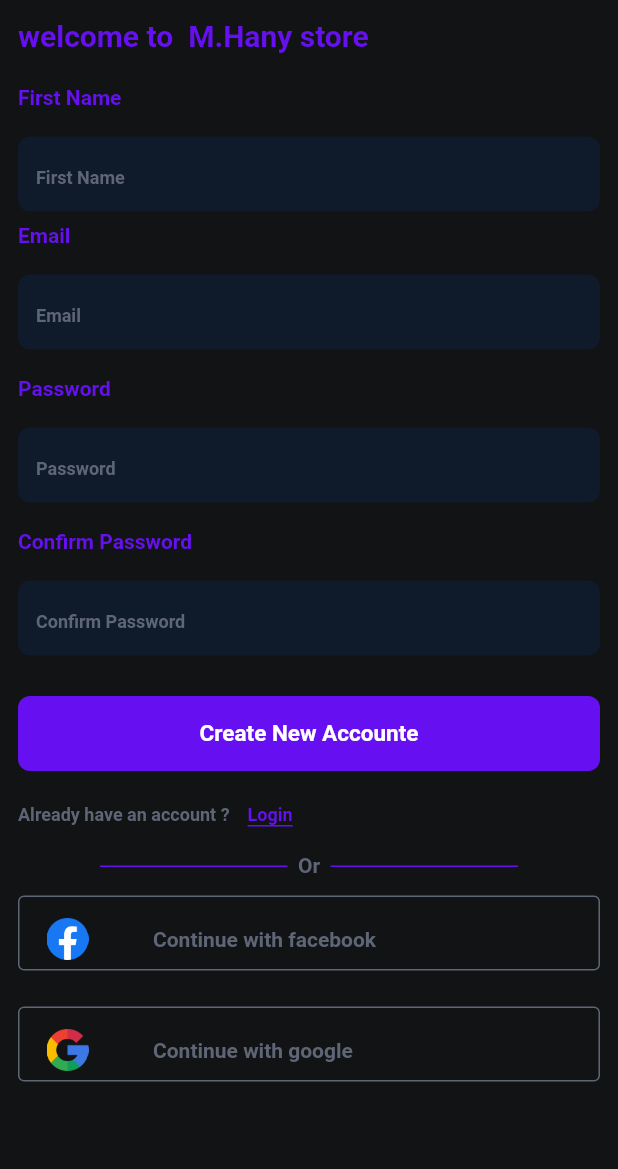
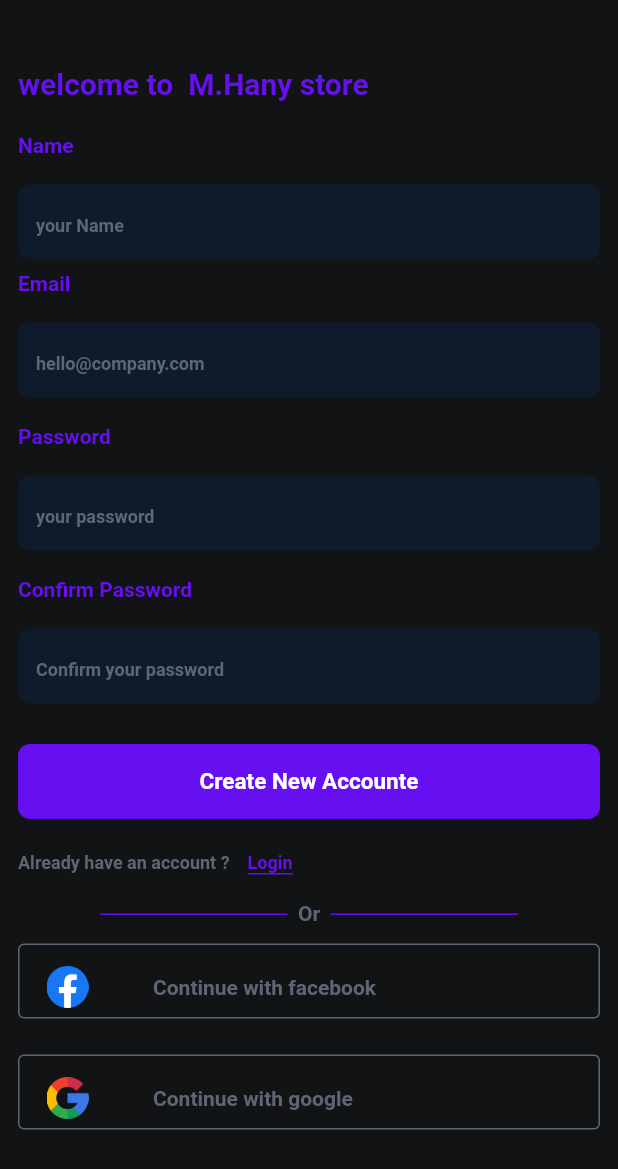
Before and after one commit to Mohamed-Ash/mo_hany_sotre, a Flutter app: the screen it shows after launch, after a tap on "Create an account", on a phone screen of 412 x 824 dp. Shown: the top 1169 px of the screen. Run offline on Flutter 3.47's test engine with Material 2 defaults, Android fonts, the phone set to English and light mode, and no system bars; our stand-ins replace firebase_auth, firebase_core, flutter_bloc, google_sign_in, image_picker; missing offline and left inert: image_preview; accounts and stored records are empty; network calls fail; Roboto replaces fonts that are missing (Montserrat).

Commit message:
Update register_page.dart

```diff
--- a/lib/core/auth/register/register_page/register_page.dart
+++ b/lib/core/auth/register/register_page/register_page.dart
@@ -1,4 +1,8 @@
+// ignore_for_file: avoid_print
+
+import 'package:firebase_auth/firebase_auth.dart';
 import 'package:flutter/material.dart';
+import 'package:google_sign_in/google_sign_in.dart';
 import 'package:m_hany_store/core/form_fields/button_form_feilds.dart';
 import 'package:m_hany_store/core/routes/string_route.dart';
 import 'package:m_hany_store/core/theme/colors/color_theme.dart';
@@ -7,22 +11,21 @@ import 'package:m_hany_store/core/theme/fonts/style.dart';
 import 'package:m_hany_store/user/user_interface.dart';
 
 class RegisterPage extends UserInterface{
-  final  nameController = TextEditingController();
-  final  emailController = TextEditingController();
-  final  passwordController = TextEditingController();
-  final  comfirmPasswordController = TextEditingController();
-  final  jobsController = TextEditingController();
-  final  phoneController = TextEditingController();
-
+  final nameController = TextEditingController();
+  final emailController = TextEditingController();
+  final passwordController = TextEditingController();
+  final comfirmPasswordController = TextEditingController();
+  final jobsController = TextEditingController();
+  final phoneController = TextEditingController();
+  final user = FirebaseAuth.instance.currentUser;
+  final  userCredential =  UserCredential;
   RegisterPage({super.key});
-
-
 
   @override
   Widget buildBody(BuildContext context) {
     return SingleChildScrollView(
       child: Padding(
-        padding: const EdgeInsets.all(12.0),
+        padding: const EdgeInsets.fromLTRB(12, 44, 12, 12),
         child: Column(
           crossAxisAlignment: CrossAxisAlignment.start,
           children: [
@@ -53,7 +56,7 @@ class RegisterPage extends UserInterface{
               height: 22,
             ),
             Text(
-              'First Name',
+              'Name',
               style: getSemiBoldStyle(
                 color: ColorTheme.primary,
                 fontSize: 14
@@ -72,7 +75,7 @@ class RegisterPage extends UserInterface{
               child: FormFeilds.textField(
                 keyboardType: TextInputType.name,
                 controller: nameController,
-                hintText: 'First Name',
+                hintText: 'your Name',
                 validator: (vail){
                   return null;
                 },
@@ -100,8 +103,8 @@ class RegisterPage extends UserInterface{
               ),
               child: FormFeilds.textField(
                 controller: phoneController,
-                keyboardType: TextInputType.phone,
-                hintText:  'Email',
+                keyboardType: TextInputType.emailAddress,
+                hintText:  'hello@company.com',
               ),
             ),
              const SizedBox(
@@ -127,7 +130,7 @@ class RegisterPage extends UserInterface{
               child: FormFeilds.textField(
                 controller: passwordController,
                 keyboardType: TextInputType.phone,
-                hintText: 'Password',
+                hintText: 'your password',
               ),
             ),
               const SizedBox(
@@ -153,7 +156,7 @@ class RegisterPage extends UserInterface{
               child: FormFeilds.textField(
                 controller: comfirmPasswordController,
                 keyboardType: TextInputType.phone,
-                hintText: 'Confirm Password',
+                hintText: 'Confirm your password',
               ),
             ),
             const SizedBox(
@@ -163,7 +166,29 @@ class RegisterPage extends UserInterface{
               padding: const EdgeInsets.fromLTRB(0, 5, 0, 10),
               child: InkWell(
                 onTap: ()async{
-                  Navigator.pushNamed(context, appPageLayout);
+                  try {
+                    final userCredential = await FirebaseAuth.instance.createUserWithEmailAndPassword(
+                      email: 'mohamed.ashraf4117@gmail.com',
+                      password: 'asdasdasdasd',
+                    );
+                    print(userCredential.user!.emailVerified);
+                    if(userCredential.user!.emailVerified == false ){
+                      User? user = FirebaseAuth.instance.currentUser;
+                      await user?.sendEmailVerification().then((value) => Navigator.pushNamed(context, appPageLayout));
+                    }
+                  } on FirebaseAuthException catch (e) {
+                    if (e.code == 'weak-password') {
+                      print('The password provided is too weak.');
+                    } else if (e.code == 'email-already-in-use') {
+                      print('The account already exists for that email.');
+                    }
+                  } catch (e) {
+                    print(e);
+                  }
+                  // print(User.emailVerified);
+                  //  print(serCredential.user!.emailVerified);
+                  //   if(  serCredential.user!.emailVerified == false){}
+                  // Navigator.pushNamed(context, appPageLayout);
                 },
                 child: FormFeilds.buttonFormField(
                   title: 'Create New Accounte',
@@ -252,13 +277,54 @@ class RegisterPage extends UserInterface{
               assetImage: 'assets/images/facebook.png',
             ),
             // const SizedBox(height: 22,),
-            FormFeilds.continueWith(
-              title: 'Continue with google',
-              assetImage: 'assets/images/google.png',
+            InkWell(
+              onTap: ()async {
+                UserCredential cred = await signInWithGoogle(context);
+
+                print(cred.toString());
+              },
+              child: FormFeilds.continueWith(
+                title: 'Continue with google',
+                assetImage: 'assets/images/google.png',
+              ),
             ),
           ],
         ),
       ),
     );
   }
+
+  Future<UserCredential> signInWithGoogle(context) async {
+    // Trigger the authentication flow
+    final GoogleSignInAccount? googleUser = await GoogleSignIn().signIn();
+
+    // Obtain the auth details from the request
+    final GoogleSignInAuthentication? googleAuth = await googleUser?.authentication;
+
+    // Create a new credential
+    final credential = GoogleAuthProvider.credential(
+      accessToken: googleAuth?.accessToken,
+      idToken: googleAuth?.idToken,
+    );
+    Navigator.pushNamed(context, appPageLayout);
+    // Once signed in, return the UserCredential
+    return await FirebaseAuth.instance.signInWithCredential(credential);
+  }
+   /* void buildLoginUser()async{
+    try {
+      // ignore: unused_local_variable
+      UserCredential serCredential  = await FirebaseAuth.instance.createUserWithEmailAndPassword(
+         email: emailController.text,
+        password: passwordController.text,
+      );
+    } on FirebaseAuthException catch (e) {
+      if (e.code == 'weak-password') {
+        print('The password provided is too weak.');
+      } else if (e.code == 'email-already-in-use') {
+        print('The account already exists for that email.');
+      }
+    } catch (e) {
+      print(e);
+    }
+  } */
 }
```
